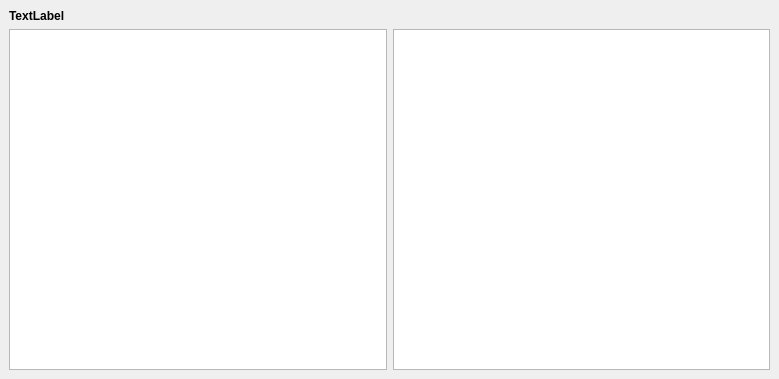
Qt form GUI/resultGUI.ui (AlexDevFull/SearchDuplicateApp) before a commit.
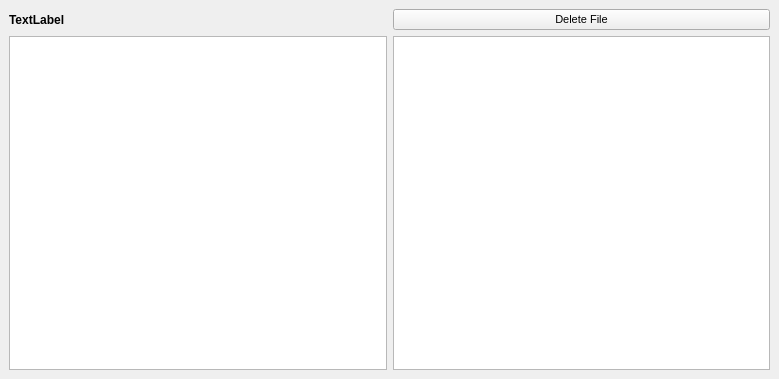
The same form after that commit.

Commit message: added file opening on double click and modified resultGUI.ui

The edit to the form file:
```diff
--- a/GUI/resultGUI.ui
+++ b/GUI/resultGUI.ui
@@ -26,6 +26,8 @@
    </property>
    <layout class="QVBoxLayout" name="verticalLayout_2">
     <item>
+     <layout class="QHBoxLayout" name="horizontalLayout_2">
+      <item>
      <widget class="QLabel" name="title_label">
       <property name="font">
        <font>
@@ -39,6 +41,18 @@
        <string>TextLabel</string>
       </property>
      </widget>
+      </item>
+      <item>
+       <widget class="QPushButton" name="del_pushButton">
+        <property name="text">
+         <string>Delete File</string>
+        </property>
+        <property name="autoRepeatDelay">
+         <number>300</number>
+        </property>
+       </widget>
+      </item>
+     </layout>
     </item>
     <item>
      <layout class="QHBoxLayout" name="horizontalLayout">
```
Lines whose indentation alone changed are shown as unchanged. The commit also changes 1 other file.
